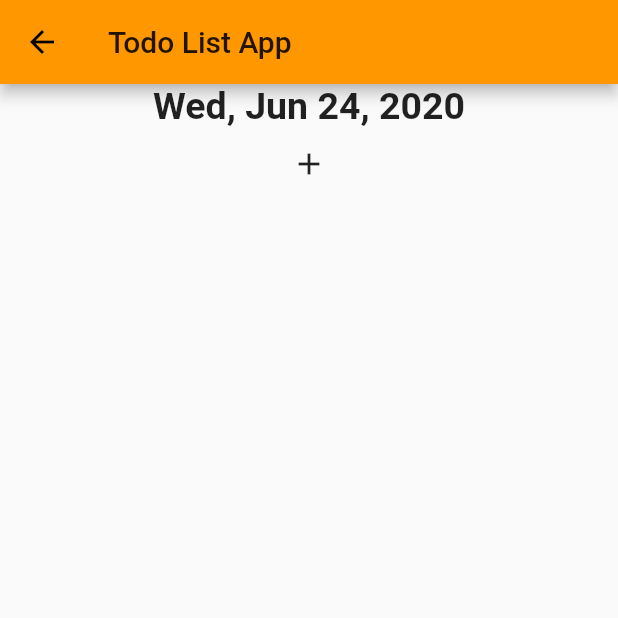
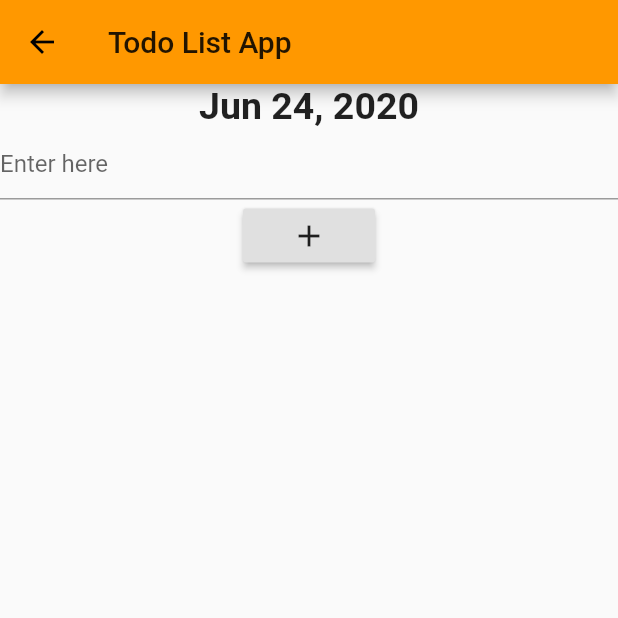
Before and after one commit to Rorschach234/first_flutter_app, a Flutter app: the TodoList screen opened directly, on a phone screen of 412 x 824 dp, the top half of it. Run offline on Flutter 3.47's test engine with Material 2 defaults, Android fonts, the phone set to English and light mode, and no system bars.

Commit message:
using listview builder, fix textfield function, add delete list function

```diff
--- /dev/null
+++ b/lib/new_list.dart
@@ -0,0 +1,8 @@
+import 'package:flutter/material.dart';
+
+class NewListAdd {
+  final String id;
+  final String customList;
+
+  NewListAdd({@required this.id, @required this.customList});
+}
--- a/lib/todoListPage.dart
+++ b/lib/todoListPage.dart
@@ -1,10 +1,10 @@
-
 import 'package:flutter/material.dart';
 import 'package:intl/intl.dart';
+import 'package:myfirstapp/new_list.dart';
 import 'const.dart';
+import 'new_list.dart';
 
 class TodoList extends StatelessWidget {
-
   @override
   Widget build(BuildContext context) {
     return Scaffold(
@@ -17,22 +17,20 @@ class TodoList extends StatelessWidget {
 }
 
 class TodoListBody extends StatefulWidget {
-
-
-
   @override
   _TodoListBodyState createState() => _TodoListBodyState();
 }
 
 class _TodoListBodyState extends State<TodoListBody> {
- static var dt = DateTime.now();
-  static var newFormat = DateFormat("yMMMEd");
-  String updatedDt = newFormat.format(dt);
+  final List<NewListAdd> _addList = [];
 
+  final customController = TextEditingController();
 
-List<Widget> listBox = [];
-
-
+  void _deleteList(String id) {
+    setState(() {
+      _addList.removeWhere((list) => list.id == id);
+    });
+  }
 
   @override
   Widget build(BuildContext context) {
@@ -41,70 +39,68 @@ List<Widget> listBox = [];
         Container(
           width: double.infinity,
           child: Text(
-           updatedDt,
+            DateFormat.yMMMd().format(DateTime.now()),
             textAlign: TextAlign.center,
             style: kDateStyle,
           ),
         ),
-        FlatButton(
+        TextField(
+          decoration: InputDecoration(hintText: 'Enter here'),
+          controller: customController,
+        ),
+        RaisedButton(
           child: Icon(Icons.add),
-          onPressed: (){
+          onPressed: () {
             setState(() {
-              listBox.add(NewList(onPress: () {
-                setState(() {
-                  listBox.removeAt(0);
-                });
-              },));
-              print(listBox.length);
+              if (customController.text.isEmpty) {
+                return;
+              }
+              _addList.add(
+                NewListAdd(
+                    id: DateTime.now().toString(),
+                    customList: customController.text),
+              );
+
+              customController.clear();
+
             });
           },
         ),
-        Flexible(
-          child: ListView.builder(
-            itemCount: listBox.length,
-              itemBuilder: (BuildContext context, int index){
-                return listBox[index];
-          }
-          ),
+        NewList(
+          addList: _addList,
+          deleteList: _deleteList,
         ),
       ],
     );
   }
 }
 
+class NewList extends StatelessWidget {
+  final List<NewListAdd> addList;
+  final Function deleteList;
 
-
-
-
-
-class NewList extends StatelessWidget {
-
-final Function onPress;
-
-NewList({this.onPress});
-
+  NewList({this.addList, this.deleteList});
 
   @override
   Widget build(BuildContext context) {
     return Container(
-      margin: EdgeInsets.only(top: 15),
-      color: Colors.redAccent,
-      child: Row(
-        mainAxisAlignment: MainAxisAlignment.spaceAround,
-        children: <Widget>[
-          Expanded(
-            child: TextField(
-              decoration: InputDecoration(
-                  border: InputBorder.none,
-                  hintText: 'Enter here'
-              ),
+      height: 300,
+      child: ListView.builder(
+        itemBuilder: (context, index) {
+          return Card(
+            color: Colors.blueAccent,
+            child: Row(
+              mainAxisAlignment: MainAxisAlignment.spaceEvenly,
+              children: <Widget>[
+                Text(addList[index].customList),
+                FlatButton(
+                    child: Icon(Icons.delete),
+                    onPressed: () => deleteList(addList[index].id)),
+              ],
             ),
-          ),
-          FlatButton(
-            child: Icon(Icons.delete),
-            onPressed: onPress ,
-          ),
-        ],
+          );
+        },
+        itemCount: addList.length,
       ),
     );
   }
```
